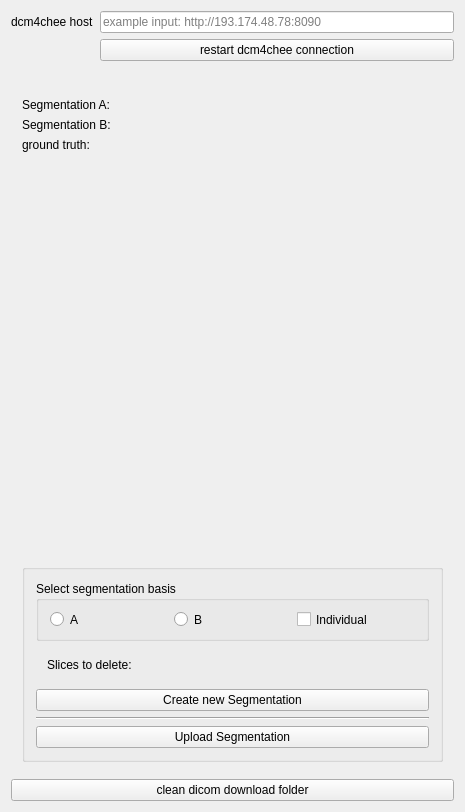
MITK/MITK, file Plugins/org.mitk.gui.qt.segmentation.rework/src/internal/SegmentationReworkViewControls.ui: the form before one commit.
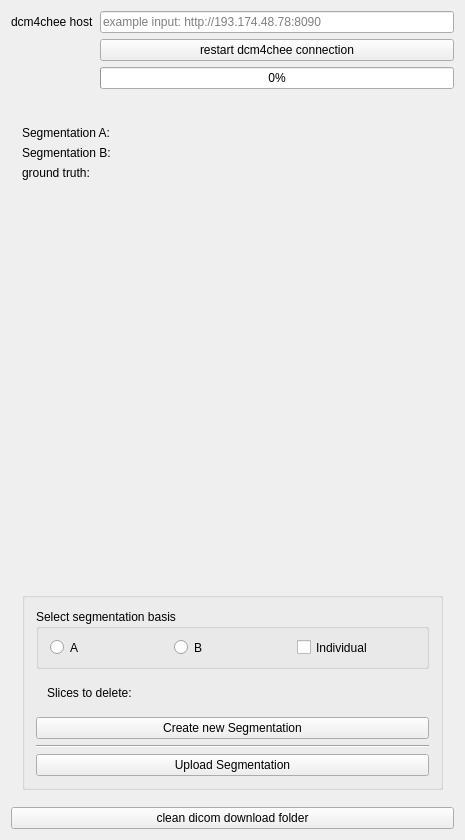
The form after the commit. Custom widgets are drawn as their Qt base class.

Commit message: add progressbar to monitor loading of data

Diff of the .ui file:
```diff
--- a/Plugins/org.mitk.gui.qt.segmentation.rework/src/internal/SegmentationReworkViewControls.ui
+++ b/Plugins/org.mitk.gui.qt.segmentation.rework/src/internal/SegmentationReworkViewControls.ui
@@ -43,6 +43,13 @@
        </property>
       </widget>
      </item>
+     <item row="2" column="1">
+      <widget class="QProgressBar" name="progressBar">
+       <property name="value">
+        <number>0</number>
+       </property>
+      </widget>
+     </item>
     </layout>
    </item>
    <item>
```
The commit also changes 2 other files.
